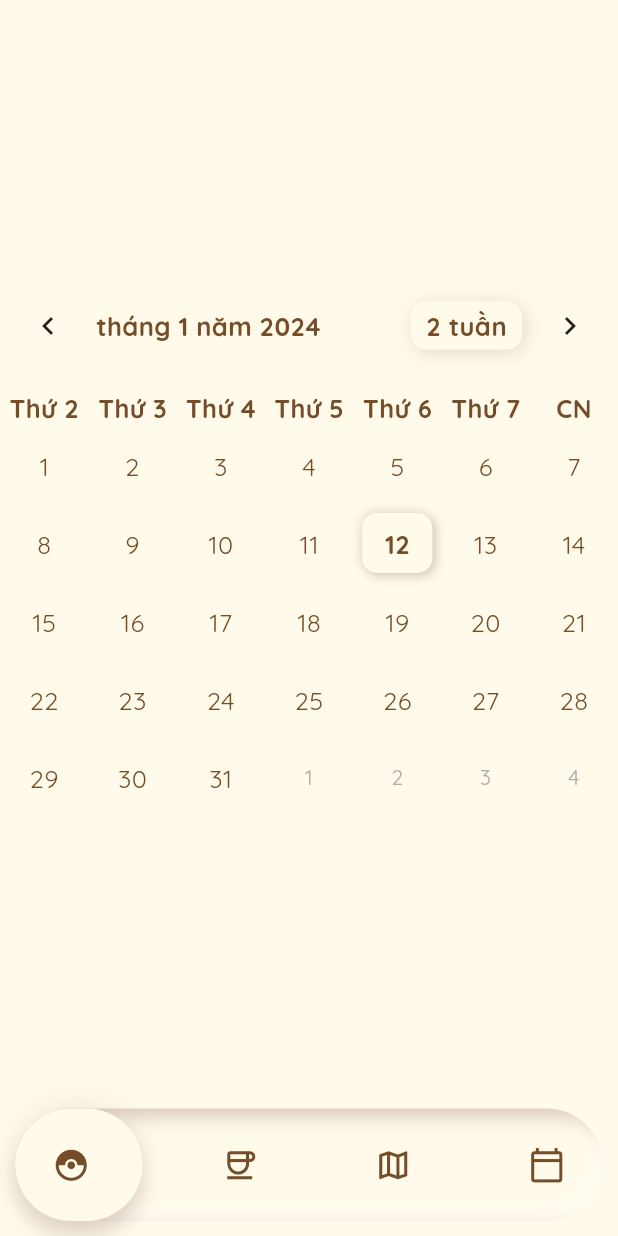
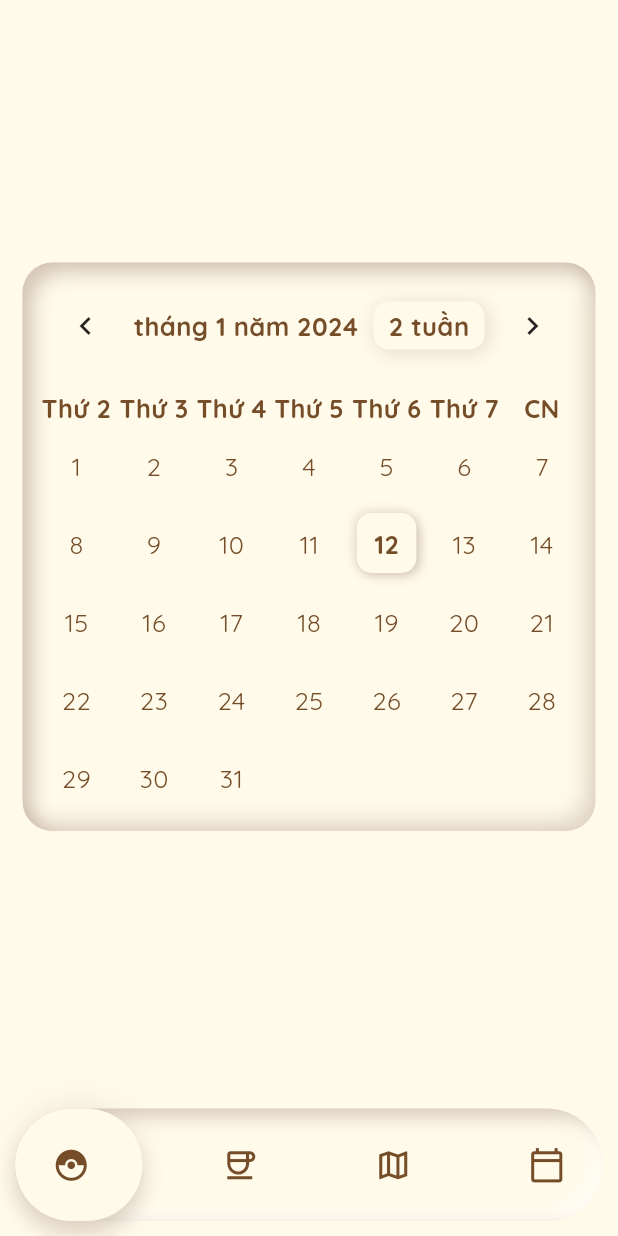
Before and after one commit to Duongsuny/ImHunryyy, a Flutter app: the screen it shows after launch, on a phone screen of 412 x 824 dp. Run offline on Flutter 3.47's test engine with Material 3 defaults, Android fonts, the light colour scheme and no system bars; drawn by our look-alikes of google_nav_bar, table_calendar; our stand-ins replace flutter_inset_box_shadow, google_fonts, hexcolor.

Commit message:
minor changes in calendar

```diff
--- a/im_hungry/lib/components/calendar.dart
+++ b/im_hungry/lib/components/calendar.dart
@@ -1,7 +1,6 @@
-import 'package:flutter/material.dart' hide BoxDecoration, BoxShadow;
+import 'package:flutter/material.dart';
 import 'package:im_hungry/colors.dart';
 import "package:table_calendar/table_calendar.dart";
-import 'package:flutter_inset_box_shadow/flutter_inset_box_shadow.dart';
 
 class Calendar extends StatefulWidget {
   const Calendar({super.key});
@@ -12,7 +11,14 @@ class Calendar extends StatefulWidget {
 
 class _CalendarState extends State<Calendar> {
   CalendarFormat calendarFormat = CalendarFormat.month;
-  //commong style constants
+  DateTime _focusedDay = DateTime.now();
+  DateTime? _selectedDay;
+  Map<CalendarFormat, String> availableFormats = {
+    CalendarFormat.month: 'Tháng',
+    CalendarFormat.twoWeeks: '2 tuần',
+    CalendarFormat.week: 'Tuần'
+  };
+  //common style constants
   TextStyle bold = TextStyle(
       color: HungryColors().surfaceBrown,
       fontSize: 17,
@@ -25,8 +31,7 @@ class _CalendarState extends State<Calendar> {
   @override
   Widget build(BuildContext context) {
     const offset = Offset(2, 2);
-    return SafeArea(
-      child: TableCalendar(
+    return TableCalendar(
       calendarFormat: calendarFormat,
       locale: "vi_VN",
       onFormatChanged: (format) {
@@ -37,11 +42,21 @@ class _CalendarState extends State<Calendar> {
       firstDay: DateTime.utc(2024, 1, 1),
       lastDay: DateTime.utc(2030, 3, 14),
       startingDayOfWeek: StartingDayOfWeek.monday,
-        focusedDay: DateTime.now(),
-        availableCalendarFormats: const {CalendarFormat.month : 'Tháng', CalendarFormat.twoWeeks : '2 tuần', CalendarFormat.week : 'Tuần'},
+      focusedDay: _focusedDay,
+      availableCalendarFormats: availableFormats,
       daysOfWeekHeight: 25,
-        daysOfWeekStyle:
-            DaysOfWeekStyle(weekdayStyle: bold, weekendStyle: bold),
+      selectedDayPredicate: (day) {
+        return isSameDay(_selectedDay, day);
+      },
+      onDaySelected: (selectedDay, focusedDay) {
+        if(!isSameDay(_selectedDay, selectedDay)) {
+          setState(() {
+            _selectedDay = selectedDay;
+            _focusedDay = focusedDay;
+          });
+        }
+      },
+      daysOfWeekStyle: DaysOfWeekStyle(weekdayStyle: bold, weekendStyle: bold),
       headerStyle: HeaderStyle(
           //headerPadding: const EdgeInsets.only(bottom: 20),
           formatButtonTextStyle: bold,
@@ -62,24 +77,34 @@ class _CalendarState extends State<Calendar> {
                 )
               ])),
       calendarStyle: CalendarStyle(
-            tablePadding: EdgeInsets.only(top: 10),
+          tablePadding: const EdgeInsets.only(top: 10),
+          outsideDaysVisible: false,
           weekendTextStyle: normal,
           defaultTextStyle: normal,
           todayTextStyle: bold,
+          selectedTextStyle: normal,
           selectedDecoration: BoxDecoration(
               borderRadius: BorderRadius.circular(10),
+              color: HungryColors().backYellow,
               boxShadow: [
                 BoxShadow(
                   blurRadius: 5,
                   offset: -offset,
-                    color: Colors.white.withOpacity(.2),
+                  color: Colors.brown.withOpacity(.1),
                 ),
                 BoxShadow(
-                      blurRadius: 10,
+                  blurRadius: 5,
                   offset: offset,
                   color: Colors.brown.withOpacity(.3),
-                      inset: true)
-                ]),
+                ),
+              ]
+          ),
+          defaultDecoration: BoxDecoration(
+            borderRadius: BorderRadius.circular(10),
+          ),
+          weekendDecoration: BoxDecoration(
+            borderRadius: BorderRadius.circular(10),
+          ),
           todayDecoration: BoxDecoration(
               borderRadius: BorderRadius.circular(10),
               color: HungryColors().backYellow,
@@ -95,7 +120,6 @@ class _CalendarState extends State<Calendar> {
                   color: Colors.brown.withOpacity(.3),
                 )
               ])),
-      ),
     );
   }
 }
--- a/im_hungry/lib/pages/components_test.dart
+++ b/im_hungry/lib/pages/components_test.dart
@@ -13,6 +13,29 @@ class ComponentsTest extends StatelessWidget {
   Widget build(BuildContext context) {
     return Scaffold(
         bottomNavigationBar: BottomNavBar(),
-        body: Center(child: Calendar()));
+        body: Column(mainAxisAlignment: MainAxisAlignment.center, children: [
+          Padding(
+            padding: const EdgeInsets.all(15),
+            child: Container(
+                decoration: BoxDecoration(
+                    borderRadius: BorderRadius.circular(20),
+                    boxShadow: [
+                      BoxShadow(
+                          blurRadius: 10,
+                          offset: const Offset(7, 7),
+                          color: Colors.brown.withOpacity(.3),
+                          inset: true),
+                      BoxShadow(
+                          blurRadius: 10,
+                          offset: const Offset(-7, -7),
+                          color: Colors.brown.withOpacity(.2),
+                          inset: true)
+                    ]),
+                child: const Padding(
+                  padding: EdgeInsets.all(10),
+                  child: Calendar(),
+                )),
+          )
+        ]));
   }
 }
```
Lines whose indentation alone changed are shown as unchanged.
